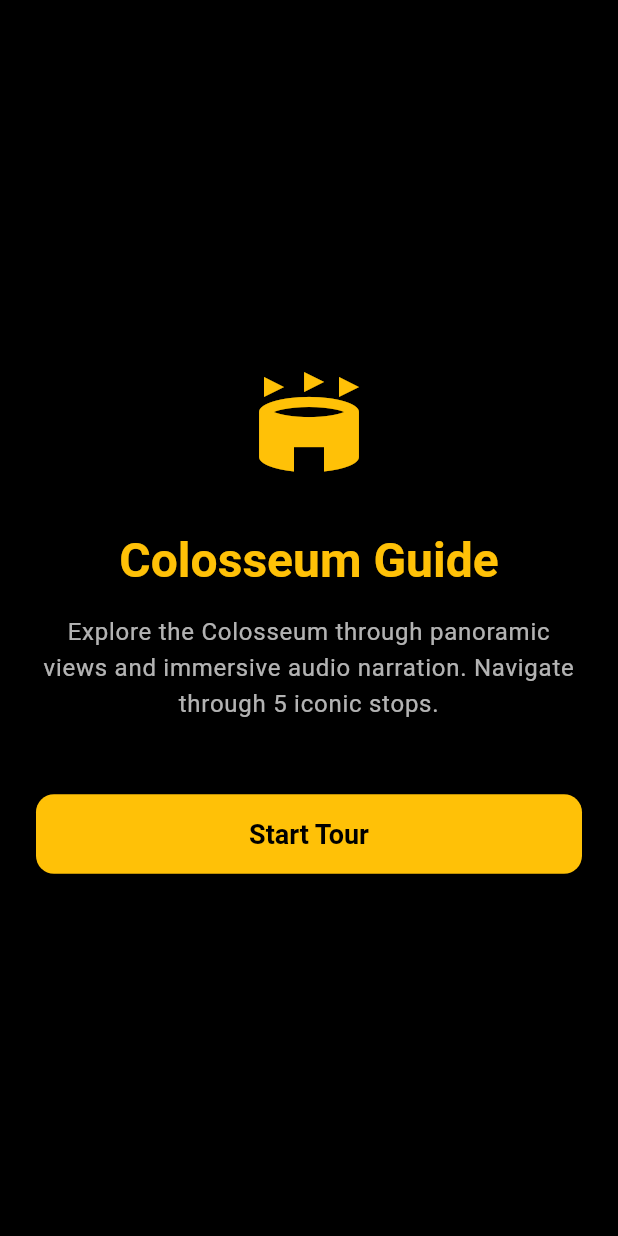
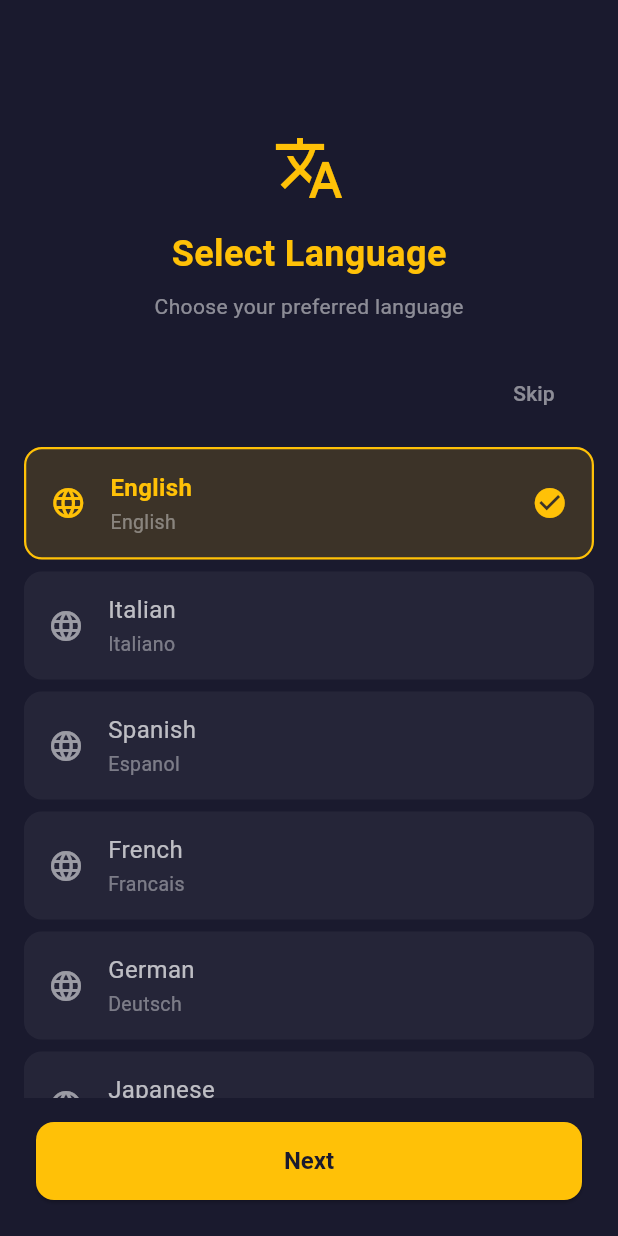
Before and after one commit to SIRAHIN/colosseum_guide, a Flutter app: the screen it shows after launch, on a phone screen of 412 x 824 dp. Run offline on Flutter 3.47's test engine with Material 3 defaults, Android fonts, the phone set to English and light mode, and no system bars; drawn by our look-alikes of toastification; our stand-ins replace flutter_riverpod, freezed_annotation, go_router, hive, hive_flutter, just_audio and 1 more; missing offline and left inert: panorama_viewer; accounts and stored records are empty; generated files the repository leaves out were written again.

Commit message:
New : Set Language Select view and stored in hive

```diff
--- /dev/null
+++ b/devtools_options.yaml
@@ -0,0 +1,3 @@
+description: This file stores settings for Dart & Flutter DevTools.
+documentation: https://docs.flutter.dev/tools/devtools/extensions#configure-extension-enablement-states
+extensions:
--- a/lib/core/route/route_manager.dart
+++ b/lib/core/route/route_manager.dart
@@ -2,6 +2,7 @@ import 'package:colosseum_guide/feature/guided_landing/view/guided_landing_view.
 import 'package:colosseum_guide/feature/guided_spots/model/guide_model.dart';
 import 'package:colosseum_guide/feature/guided_spots/view/guided_spots_view.dart';
 import 'package:colosseum_guide/feature/guided_spots_details/view/guided_spots_details_view.dart';
+import 'package:colosseum_guide/feature/language_select/view/language_select_view.dart';
 import 'package:colosseum_guide/feature/splash/view/splash_view.dart';
 import 'package:go_router/go_router.dart';
 
@@ -13,6 +14,15 @@ class RouteManager {
         name: splashViewName,
         path: splashViewPath,
         builder: (context, state) => const SplashView(),
+      ),
+
+      GoRoute(
+        name: languageSelectViewName,
+        path: languageSelectViewPath,
+        builder: (context, state) {
+          final reRouteName = state.extra as String;
+          return LanguageSelectView(reRouteName: reRouteName);
+        },
       ),
 
       // Guided Landing Route
@@ -48,9 +58,10 @@ const String splashViewPath = '/';
 const String guidedLandingViewPath = '/guided-landing';
 const String guidedSpotsViewPath = '/guided-spots';
 const String guidedSpotsDetailsPath = 'guided-spots-details';
-
+const String languageSelectViewPath = '/language-select';
 // Routes Names
 const String splashViewName = 'splashView';
 const String guidedLandingViewName = 'guidedLandingView';
 const String guidedSpotsViewName = 'guidedSpotsView';
 const String guidedSpotsDetailsName = 'guidedSpotsDetailsView';
+const String languageSelectViewName = 'languageSelectView';
--- /dev/null
+++ b/lib/feature/language_select/components/language_list_tile.dart
@@ -0,0 +1,85 @@
+import 'package:flutter/material.dart';
+
+class LanguageListTile extends StatelessWidget {
+  final String title;
+  final String? subtitle;
+  final IconData icon;
+  final bool isSelected;
+  final VoidCallback onTap;
+  final Color? selectedColor;
+
+  const LanguageListTile({
+    super.key,
+    required this.title,
+    this.subtitle,
+    this.icon = Icons.language,
+    required this.isSelected,
+    required this.onTap,
+    this.selectedColor,
+  });
+
+  @override
+  Widget build(BuildContext context) {
+    final effectiveColor = selectedColor ?? const Color(0xFFFFC107);
+
+    return Padding(
+      padding: const EdgeInsets.symmetric(horizontal: 16, vertical: 4),
+      child: Material(
+        color: isSelected
+            ? effectiveColor.withValues(alpha: 0.15)
+            : Colors.white.withValues(alpha: 0.05),
+        borderRadius: BorderRadius.circular(12),
+        child: InkWell(
+          borderRadius: BorderRadius.circular(12),
+          onTap: onTap,
+          child: Container(
+            padding: const EdgeInsets.symmetric(horizontal: 16, vertical: 14),
+            decoration: BoxDecoration(
+              borderRadius: BorderRadius.circular(12),
+              border: isSelected
+                  ? Border.all(color: effectiveColor, width: 1.5)
+                  : null,
+            ),
+            child: Row(
+              children: [
+                Icon(
+                  icon,
+                  color: isSelected ? effectiveColor : Colors.white54,
+                ),
+                const SizedBox(width: 16),
+                Expanded(
+                  child: Column(
+                    crossAxisAlignment: CrossAxisAlignment.start,
+                    children: [
+                      Text(
+                        title,
+                        style: TextStyle(
+                          color: isSelected ? effectiveColor : Colors.white70,
+                          fontSize: 16,
+                          fontWeight:
+                              isSelected ? FontWeight.w600 : FontWeight.normal,
+                        ),
+                      ),
+                      if (subtitle != null) ...[
+                        const SizedBox(height: 2),
+                        Text(
+                          subtitle!,
+                          style: TextStyle(
+                            color: Colors.white.withValues(alpha: 0.4),
+                            fontSize: 13,
+                          ),
+                        ),
+                      ],
+                    ],
+                  ),
+                ),
+                if (isSelected)
+                  Icon(Icons.check_circle, color: effectiveColor, size: 24),
+              ],
+            ),
+          ),
+        ),
+      ),
+    );
+  }
+}
--- /dev/null
+++ b/lib/feature/language_select/data/static_languages_data/static_languages_data.dart
@@ -0,0 +1,32 @@
+import 'package:flutter/material.dart';
+import 'package:flutter_riverpod/flutter_riverpod.dart';
+
+
+class Language {
+  final String name;
+  final String nativeName;
+  final IconData icon;
+
+  const Language({
+    required this.name,
+    required this.nativeName,
+    required this.icon,
+  });
+}
+
+
+final List<Language> languages = [
+    Language(name: 'English', nativeName: 'English', icon: Icons.language),
+    Language(name: 'Italian', nativeName: 'Italiano', icon: Icons.language),
+    Language(name: 'Spanish', nativeName: 'Espanol', icon: Icons.language),
+    Language(name: 'French', nativeName: 'Francais', icon: Icons.language),
+    Language(name: 'German', nativeName: 'Deutsch', icon: Icons.language),
+    Language(name: 'Japanese', nativeName: 'Japanese', icon: Icons.language),
+    Language(name: 'Chinese', nativeName: 'Chinese', icon: Icons.language),
+    Language(name: 'Turkish', nativeName: 'Turkce', icon: Icons.language),
+  ];
+
+
+  final staticLanguagesProvider = Provider<List<Language>>((ref) {
+    return languages;
+  });
--- /dev/null
+++ b/lib/feature/language_select/view/language_select_view.dart
@@ -0,0 +1,144 @@
+import 'package:colosseum_guide/core/route/route_manager.dart';
+import 'package:colosseum_guide/feature/language_select/components/language_list_tile.dart';
+import 'package:colosseum_guide/feature/language_select/data/static_languages_data/static_languages_data.dart';
+import 'package:colosseum_guide/feature/language_select/view_model/language_select_view_model.dart';
+import 'package:flutter/material.dart';
+import 'package:flutter_riverpod/flutter_riverpod.dart';
+import 'package:go_router/go_router.dart';
+
+
+class LanguageSelectView extends ConsumerStatefulWidget {
+  final String? reRouteName;
+  const LanguageSelectView({super.key, this.reRouteName});
+
+  @override
+  ConsumerState<LanguageSelectView> createState() => _LanguageSelectViewState();
+}
+
+class _LanguageSelectViewState extends ConsumerState<LanguageSelectView> {
+
+
+  void _onNext() {
+    context.goNamed(widget.reRouteName ?? guidedLandingViewName);
+  }
+
+  void _onSkip() {
+    context.goNamed(widget.reRouteName ?? guidedLandingViewName);
+  }
+
+  @override
+  Widget build(BuildContext context) {
+    final staticlanguagesdata = ref.watch(staticLanguagesProvider);
+    final languageSelectState = ref.watch(languageSelectViewModelProvider);
+
+    return Scaffold(
+      appBar: AppBar(
+        backgroundColor: const Color(0xFF1A1A2E),
+      ),
+      backgroundColor: const Color(0xFF1A1A2E),
+      body: SafeArea(
+        child: Column(
+          children: [
+            // Header
+            Padding(
+              padding: const EdgeInsets.fromLTRB(24, 32, 24, 8),
+              child: Column(
+                children: [
+                  const Icon(
+                    Icons.translate,
+                    size: 48,
+                    color: Color(0xFFFFC107),
+                  ),
+                  const SizedBox(height: 16),
+                  const Text(
+                    'Select Language',
+                    style: TextStyle(
+                      color: Color(0xFFFFC107),
+                      fontSize: 24,
+                      fontWeight: FontWeight.bold,
+                    ),
+                  ),
+                  const SizedBox(height: 8),
+                  Text(
+                    'Choose your preferred language',
+                    style: TextStyle(
+                      color: Colors.white.withValues(alpha: 0.5),
+                      fontSize: 14,
+                    ),
+                  ),
+                ],
+              ),
+            ),
+
+            const SizedBox(height: 16),
+
+            // Skip button (top)
+            Padding(
+              padding: const EdgeInsets.symmetric(horizontal: 24),
+              child: Align(
+                alignment: Alignment.centerRight,
+                child: TextButton(
+                  onPressed: _onSkip,
+                  child: Text(
+                    'Skip',
+                    style: TextStyle(
+                      color: Colors.white.withValues(alpha: 0.5),
+                      fontSize: 14,
+                    ),
+                  ),
+                ),
+              ),
+            ),
+
+            // Language list
+            Expanded(
+              child: ListView.builder(
+                padding: const EdgeInsets.only(top: 8),
+                itemCount: staticlanguagesdata.length,
+                itemBuilder: (context, index) {
+                  final lang = staticlanguagesdata[index];
+                  return LanguageListTile(
+                    title: lang.name,
+                    subtitle: lang.nativeName,
+                    icon: lang.icon,
+                    isSelected: languageSelectState.selectedIndex == index,
+                    onTap: () => ref
+                        .read(languageSelectViewModelProvider.notifier)
+                        .selectLanguage(index: index, language: lang.name, isLanguageSelected: true),
+                  );
+                },
+              ),
+            ),
+
+            // Next button (bottom)
+            Padding(
+              padding: const EdgeInsets.fromLTRB(24, 16, 24, 24),
+              child: SizedBox(
+                width: double.infinity,
+                height: 52,
+                child: ElevatedButton(
+                  onPressed: _onNext,
+                  style: ElevatedButton.styleFrom(
+                    backgroundColor: const Color(0xFFFFC107),
+                    disabledBackgroundColor: Colors.white.withValues(
+                      alpha: 0.1,
+                    ),
+                    foregroundColor: const Color(0xFF1A1A2E),
+                    disabledForegroundColor: Colors.white38,
+                    shape: RoundedRectangleBorder(
+                      borderRadius: BorderRadius.circular(12),
+                    ),
+                  ),
+                  child: const Text(
+                    'Next',
+                    style: TextStyle(fontSize: 16, fontWeight: FontWeight.w600),
+                  ),
+                ),
+              ),
+            ),
+          ],
+        ),
+      ),
+    );
+  }
+}
--- /dev/null
+++ b/lib/feature/language_select/view_model/language_select_view_model.dart
@@ -0,0 +1,30 @@
+import 'package:colosseum_guide/feature/language_select/data/local_language_data/local_language_data.dart';
+import 'package:colosseum_guide/feature/language_select/view_model/language_select_state.dart';
+import 'package:riverpod_annotation/riverpod_annotation.dart';
+
+class LanguageSelectViewModel extends Notifier<LanguageSelectState>{
+  @override
+  LanguageSelectState build() {
+    getLanguage();
+    return LanguageSelectState(selectedIndex: 0, selectedLanguage: '');
+  }
+
+  Future<void> getLanguage() async {
+    final language = await ref.read(localLanguageDataProvider).getLanguage();
+    if (language.isLanguageSelected) {
+      state = state.copyWith(selectedIndex: language.selectedIndex, selectedLanguage: language.selectedLanguage);
+    } else {
+      state = state.copyWith(selectedIndex: 0, selectedLanguage: '');
+    }
+  }
+
+  void selectLanguage({required int index, required String language, required bool isLanguageSelected}) {
+    state = state.copyWith(selectedIndex: index, selectedLanguage: language);
+    ref.read(localLanguageDataProvider).saveLanguage(language: language, index: index, isLanguageSelected: isLanguageSelected)  ;
+  }
+
+}
+
+final languageSelectViewModelProvider = NotifierProvider<LanguageSelectViewModel, LanguageSelectState>(
+  () => LanguageSelectViewModel(),
+);
--- a/pubspec.yaml
+++ b/pubspec.yaml
@@ -46,6 +46,8 @@ dependencies:
   flutter_riverpod: ^2.4.9
   riverpod_annotation: ^2.3.3 # Downgraded slightly to match older ge
   flutter_launcher_icons: ^0.14.4
+  hive_flutter: ^1.1.0
+  hive: ^2.2.3
 
 dev_dependencies:
   flutter_test:
@@ -55,6 +57,7 @@ dev_dependencies:
   freezed: ^2.5.2
   riverpod_generator: ^2.3.9
   build_runner: ^2.4.10
+  hive_generator: ^2.0.1
 
   # The "flutter_lints" package below contains a set of recommended lints to
   # encourage good coding practices. The lint set provided by the package is
```
Also changed, not shown: lib/feature/guided_spots/view/guided_spots_view.dart (+20 -4 lines), lib/feature/language_select/data/local_language_data/local_language_data.dart (added, +50 -0 lines), lib/feature/language_select/model/language_model.dart (added, +21 -0 lines), lib/feature/language_select/view_model/language_select_state.dart (added, +19 -0 lines), lib/feature/splash/view/splash_view.dart (+13 -5 lines), lib/main.dart (+23 -1 lines), lib/feature/guided_spots/model/guide_model.freezed.dart, lib/feature/guided_spots/model/guide_model.g.dart, lib/feature/guided_spots_details/view_model/guided_spots_details_view_model.g.dart, lib/feature/language_select/model/language_model.g.dart (added), pubspec.lock.
